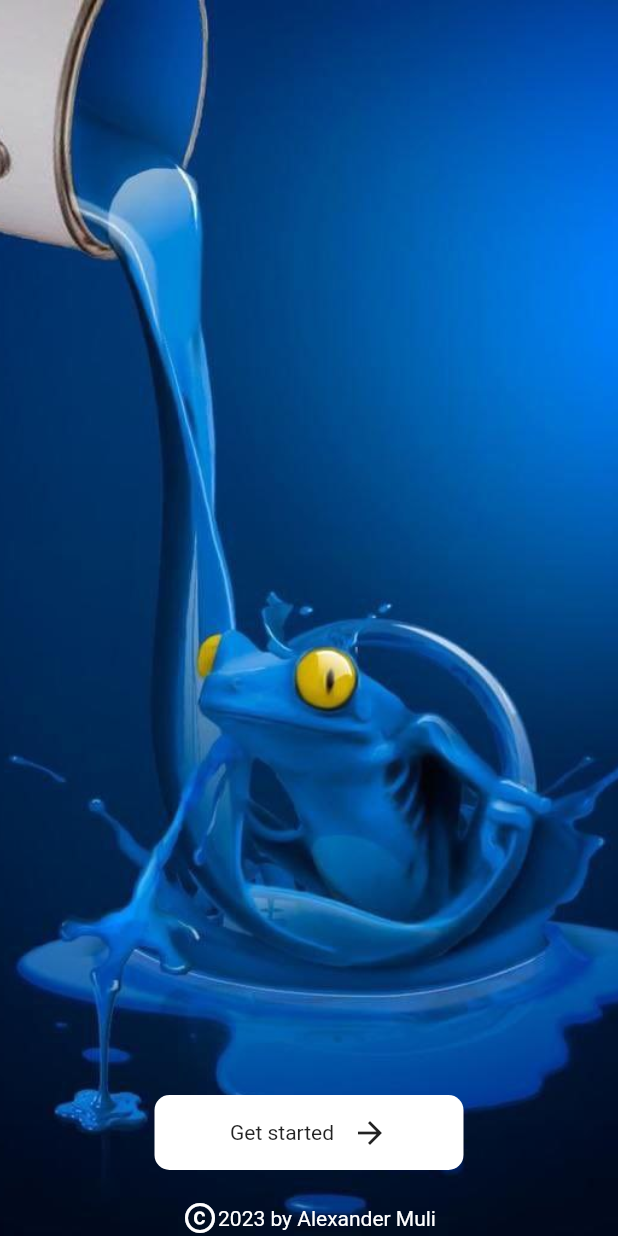
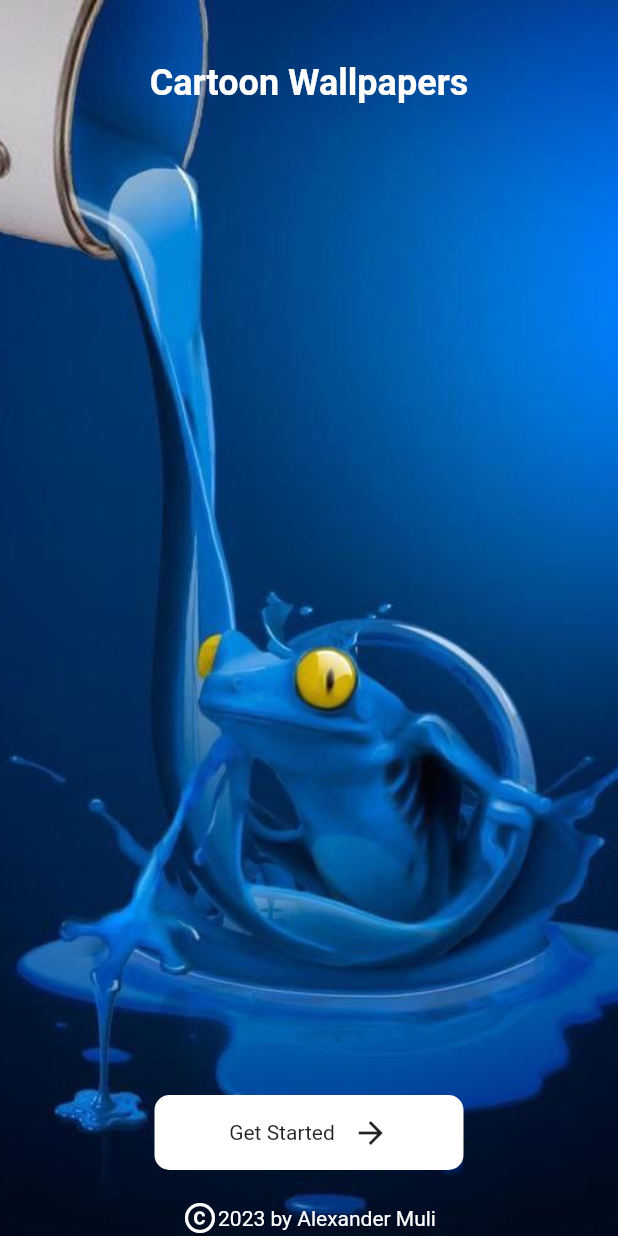
Before and after one commit to muling3/cartoon-wallpapers, a Flutter app: the screen it shows after launch, on a phone screen of 412 x 824 dp. Run offline on Flutter 3.47's test engine with Material 2 defaults, Android fonts, the phone set to English and light mode, and no system bars; our stand-ins replace flutter_neumorphic.

Commit message:
home and cartoon file screens

```diff
--- /dev/null
+++ b/lib/components/footer.dart
@@ -0,0 +1,19 @@
+import 'package:flutter/material.dart';
+
+class Footer extends StatelessWidget {
+  const Footer({super.key});
+
+  @override
+  Widget build(BuildContext context) {
+    return Row(
+      mainAxisAlignment: MainAxisAlignment.center,
+      children: const [
+        Icon(Icons.copyright, color: Colors.white),
+        Text(
+          "2023 by Alexander Muli",
+          style: TextStyle(color: Colors.white),
+        ),
+      ],
+    );
+  }
+}
--- a/lib/screens/splash_screen.dart
+++ b/lib/screens/splash_screen.dart
@@ -1,3 +1,5 @@
+import 'package:cartoon_wallpapers/components/footer.dart';
+import 'package:cartoon_wallpapers/screens/home_screen.dart';
 import 'package:flutter/material.dart';
 
 class SplashScreen extends StatelessWidget {
@@ -10,7 +12,6 @@ class SplashScreen extends StatelessWidget {
       body: Container(
         height: size.height,
         width: size.width,
-        alignment: Alignment.bottomCenter,
         decoration: const BoxDecoration(
           image: DecorationImage(
             image: AssetImage("assets/images/Cart8.jpg"),
@@ -19,9 +20,40 @@ class SplashScreen extends StatelessWidget {
         ),
         child: SizedBox(
           child: Column(
-            mainAxisAlignment: MainAxisAlignment.end,
+            mainAxisAlignment: MainAxisAlignment.spaceBetween,
             children: [
-              Container(
+              SafeArea(
+                child: Padding(
+                  padding: EdgeInsets.only(top: size.height * 0.05),
+                  child: const Text(
+                    "Cartoon Wallpapers",
+                    style: TextStyle(
+                        color: Colors.white,
+                        fontSize: 24,
+                        fontWeight: FontWeight.bold),
+                  ),
+                ),
+              ),
+              SizedBox(
+                child: Column(
+                  crossAxisAlignment: CrossAxisAlignment.center,
+                  children: [
+                    InkWell(
+                      onTap: (() {
+                        Navigator.of(context).push(
+                          PageRouteBuilder(
+                            transitionDuration:
+                                const Duration(milliseconds: 400),
+                            pageBuilder:
+                                ((context, animation, secondaryAnimation) =>
+                                    FadeTransition(
+                                      opacity: animation,
+                                      child: const Home(),
+                                    )),
+                          ),
+                        );
+                      }),
+                      child: Container(
                         width: size.width * 0.5,
                         height: 50,
                         padding: const EdgeInsets.symmetric(vertical: 10),
@@ -33,7 +65,7 @@ class SplashScreen extends StatelessWidget {
                         child: Row(
                           mainAxisAlignment: MainAxisAlignment.center,
                           children: const [
-                    Text("Get started"),
+                            Text("Get Started"),
                             Padding(
                               padding: EdgeInsets.only(left: 12.0),
                               child: Icon(Icons.arrow_forward),
@@ -41,16 +73,11 @@ class SplashScreen extends StatelessWidget {
                           ],
                         ),
                       ),
-              Row(
-                mainAxisAlignment: MainAxisAlignment.center,
-                children: const [
-                  Icon(Icons.copyright, color: Colors.white),
-                  Text(
-                    "2023 by Alexander Muli",
-                    style: TextStyle(color: Colors.white),
                     ),
+                    const Footer()
                   ],
-              )
+                ),
+              ),
             ],
           ),
         ),
--- a/pubspec.yaml
+++ b/pubspec.yaml
@@ -34,8 +34,9 @@ dependencies:
 
 
   # The following adds the Cupertino Icons font to your application.
-  # Use with the CupertinoIcons class for iOS style icons.
+  # Use with the CupertinoIcons class for iOS style icons
   cupertino_icons: ^1.0.2
+  flutter_neumorphic: ^3.0.3
 
 dev_dependencies:
   flutter_test:
```
Also changed, not shown: lib/components/app_bar.dart (added, +69 -0 lines), lib/data/cartoons.dart (added, +9 -0 lines), lib/screens/cartoon_file.dart (added, +75 -0 lines), lib/screens/home_screen.dart (added, +147 -0 lines), pubspec.lock. Lines whose indentation alone changed are shown as unchanged.
